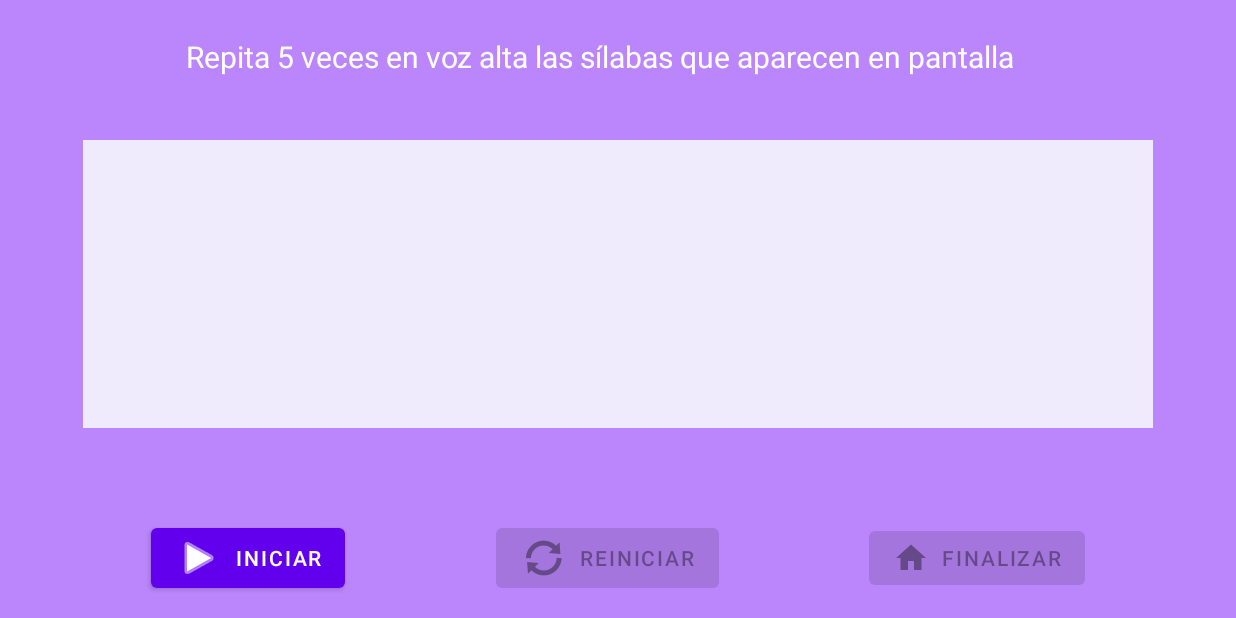
After one commit to OriolSors/DisartriaExercises, an Android app: the Diadococinesias1Activity screen opened directly, with no data from a screen before it, on a phone screen of 824 x 412 dp (held sideways). The commit adds this screen. Run offline under Robolectric (Android 15) with nearby library versions, the phone set to English and light mode, and no system bars; our stand-ins replace Firebase (no records; nobody signed in at launch, a user with empty details on screens opened directly).

Commit message:
Diadococinesias1Activity created and implemented correctly, saving new audio exercise to Cloud Storage and retrieving it. Navigation to exercises activities modified depending on the normalized string exercise name. Ready to create next exercise.

```diff
--- /dev/null
+++ b/app/src/main/java/com/example/marinatfm/ui/exercises_activities/diadococinesias/Diadococinesias1Activity.java
@@ -0,0 +1,232 @@
+package com.example.marinatfm.ui.exercises_activities.diadococinesias;
+
+import androidx.annotation.NonNull;
+import androidx.appcompat.app.AlertDialog;
+import androidx.appcompat.app.AppCompatActivity;
+
+import android.content.DialogInterface;
+import android.content.Intent;
+import android.media.MediaRecorder;
+import android.os.Bundle;
+import android.util.Log;
+import android.view.View;
+import android.view.ViewGroup;
+import android.widget.Space;
+import android.widget.TextView;
+
+import com.example.marinatfm.MainActivity;
+import com.example.marinatfm.R;
+import com.example.marinatfm.databinding.ActivityDiadococinesias1Binding;
+import com.example.marinatfm.ui.exercises_activities.fonacion.Fonacion4Activity;
+import com.google.android.gms.tasks.OnFailureListener;
+import com.google.android.gms.tasks.OnSuccessListener;
+import com.google.firebase.storage.FirebaseStorage;
+import com.google.firebase.storage.StorageReference;
+import com.google.firebase.storage.UploadTask;
+
+import java.io.File;
+import java.io.FileInputStream;
+import java.io.FileNotFoundException;
+import java.io.IOException;
+import java.io.InputStream;
+import java.util.Calendar;
+import java.util.Date;
+
+public class Diadococinesias1Activity extends AppCompatActivity {
+
+    private ActivityDiadococinesias1Binding binding;
+
+    //CharSequence Sentences declaration
+    private CharSequence[] words;
+
+    //MediaRecorder and File declaration
+    private MediaRecorder recorder;
+    private String fileName = null;
+
+    @Override
+    protected void onCreate(Bundle savedInstanceState) {
+        super.onCreate(savedInstanceState);
+
+        //Binding initialization
+        binding = ActivityDiadococinesias1Binding.inflate(getLayoutInflater());
+        setContentView(binding.getRoot());
+
+        //Settings for hide Bar Navigation
+        setupMainWindowDisplayMode();
+
+        //Retrieving words from strings file
+        words = getResources().getTextArray(R.array.words_diadococinesias_1);
+
+        binding.startBtn.setOnClickListener(new View.OnClickListener() {
+            @Override
+            public void onClick(View view) {
+                startRecording();
+                loadWords();
+                binding.startBtn.setEnabled(false);
+                binding.restartBtn.setEnabled(true);
+                binding.finishBtn.setEnabled(true);
+            }
+        });
+
+        binding.restartBtn.setOnClickListener(new View.OnClickListener() {
+            @Override
+            public void onClick(View view) {
+                DialogInterface.OnClickListener dialogClickListener = new DialogInterface.OnClickListener() {
+                    @Override
+                    public void onClick(DialogInterface dialog, int which) {
+                        switch (which){
+                            case DialogInterface.BUTTON_POSITIVE:
+                                //Yes button clicked
+                                binding.wordsLayout.removeAllViews();
+                                stopRecording();
+                                binding.startBtn.setEnabled(true);
+                                binding.restartBtn.setEnabled(false);
+                                binding.finishBtn.setEnabled(false);
+                                break;
+
+                            case DialogInterface.BUTTON_NEGATIVE:
+                                //No button clicked
+                                break;
+                        }
+                    }
+                };
+
+                AlertDialog.Builder builder = new AlertDialog.Builder(Diadococinesias1Activity.this);
+                builder.setMessage("¿Seguro que quieres reiniciar el ejercicio?").setPositiveButton("SI", dialogClickListener)
+                        .setNegativeButton("NO", dialogClickListener).show();
+
+            }
+        });
+
+
+        binding.finishBtn.setOnClickListener(new View.OnClickListener() {
+            @Override
+            public void onClick(View view) {
+                DialogInterface.OnClickListener dialogClickListener = new DialogInterface.OnClickListener() {
+                    @Override
+                    public void onClick(DialogInterface dialog, int which) {
+                        switch (which){
+                            case DialogInterface.BUTTON_POSITIVE:
+                                //Yes button clicked
+                                finishExercise();
+                                break;
+
+                            case DialogInterface.BUTTON_NEGATIVE:
+                                //No button clicked
+                                break;
+                        }
+                    }
+                };
+
+                AlertDialog.Builder builder = new AlertDialog.Builder(Diadococinesias1Activity.this);
+                builder.setMessage("VAS A FINALIZAR EL EJERCICIO:").setPositiveButton("SI", dialogClickListener)
+                        .setNegativeButton("NO", dialogClickListener).show();
+
+            }
+        });
+    }
+
+    private void finishExercise() {
+        stopRecording();
+        try {
+            safeToCloudStorage();
+        } catch (FileNotFoundException e) {
+            e.printStackTrace();
+        }
+        Intent intent = new Intent(Diadococinesias1Activity.this, MainActivity.class);
+        startActivity(intent);
+    }
+
+    private void safeToCloudStorage() throws FileNotFoundException {
+        Date currentTime = Calendar.getInstance().getTime();
+        FirebaseStorage storage = FirebaseStorage.getInstance();
+        StorageReference storageRef = storage.getReference().child("audio/Diadococinesias verbales_"+currentTime.toString());
+        InputStream stream = new FileInputStream(new File(fileName));
+        UploadTask uploadTask = storageRef.putStream(stream);
+        uploadTask.addOnFailureListener(new OnFailureListener() {
+            @Override
+            public void onFailure(@NonNull Exception exception) {
+                // Handle unsuccessful uploads
+            }
+        }).addOnSuccessListener(new OnSuccessListener<UploadTask.TaskSnapshot>() {
+            @Override
+            public void onSuccess(UploadTask.TaskSnapshot taskSnapshot) {
+                // taskSnapshot.getMetadata() contains file metadata such as size, content-type, etc.
+                // ...
+            }
+        });
+    }
+
+    private void loadWords() {
+        TextView textView = new TextView(this);
+        binding.wordsLayout.addView(textView);
+        textView.post(new Runnable() {
+            int i = 0;
+            @Override
+            public void run() {
+                if(i >= words.length){
+                    i=0;
+                    textView.setText("");
+                }else{
+                    textView.setText(words[i]);
+                    textView.setTextColor(getResources().getColor(R.color.purple_500));
+                    textView.setTextSize(32);
+                }
+
+                i++;
+                textView.postDelayed(this, 4000);
+            }
+        });
+
+    }
+
+    private void startRecording() {
+        //File Audio initialization
+        fileName = getExternalCacheDir().getAbsolutePath();
+        fileName += "/audiorecorddiadococinesias1.3gp";
+        recorder = new MediaRecorder();
+        recorder.setAudioSource(MediaRecorder.AudioSource.MIC);
+        recorder.setOutputFormat(MediaRecorder.OutputFormat.THREE_GPP);
+        recorder.setOutputFile(fileName);
+        recorder.setAudioEncoder(MediaRecorder.AudioEncoder.AMR_NB);
+
+        try {
+            recorder.prepare();
+        } catch (IOException e) {
+            Log.e("Audio Record test", "prepare() failed");
+        }
+
+        recorder.start();
+    }
+
+    private void stopRecording() {
+        recorder.stop();
+        recorder.release();
+        recorder = null;
+    }
+
+    private void setupMainWindowDisplayMode() {
+        View decorView = setSystemUiVisilityMode();
+        decorView.setOnSystemUiVisibilityChangeListener(new View.OnSystemUiVisibilityChangeListener() {
+            @Override
+            public void onSystemUiVisibilityChange(int visibility) {
+                setSystemUiVisilityMode(); // Needed to avoid exiting immersive_sticky when keyboard is displayed
+            }
+        });
+    }
+
+    private View setSystemUiVisilityMode() {
+        View decorView = getWindow().getDecorView();
+        int options;
+        options =
+                View.SYSTEM_UI_FLAG_LAYOUT_STABLE
+                        | View.SYSTEM_UI_FLAG_LAYOUT_HIDE_NAVIGATION
+                        | View.SYSTEM_UI_FLAG_LAYOUT_FULLSCREEN
+                        | View.SYSTEM_UI_FLAG_HIDE_NAVIGATION // hide nav bar
+                        | View.SYSTEM_UI_FLAG_FULLSCREEN // hide status bar
+                        | View.SYSTEM_UI_FLAG_IMMERSIVE_STICKY;
+
+        decorView.setSystemUiVisibility(options);
+        return decorView;
+    }
+}
--- a/app/src/main/java/com/example/marinatfm/ui/home/exercises/ExercisesFragment.java
+++ b/app/src/main/java/com/example/marinatfm/ui/home/exercises/ExercisesFragment.java
@@ -108,7 +108,8 @@ public class ExercisesFragment extends Fragment {
                             Toast.makeText(requireContext(), "En desarrollo", Toast.LENGTH_SHORT).show();
                         }
                         if (exercise.equals(getString(R.string.diadococinesias1))){
-                            Toast.makeText(requireContext(), "En desarrollo", Toast.LENGTH_SHORT).show();
+                            NavDirections action = HomeFragmentDirections.actionNavigationHomeToDiadococinesias1Activity();
+                            Navigation.findNavController(requireView()).navigate(action);
                         }
                         if (exercise.equals(getString(R.string.fonacion4))){
                             NavDirections action = HomeFragmentDirections.actionNavigationHomeToFonacion4Activity();
--- /dev/null
+++ b/app/src/main/res/layout/activity_diadococinesias1.xml
@@ -0,0 +1,81 @@
+<?xml version="1.0" encoding="utf-8"?>
+<androidx.constraintlayout.widget.ConstraintLayout xmlns:android="http://schemas.android.com/apk/res/android"
+    xmlns:app="http://schemas.android.com/apk/res-auto"
+    xmlns:tools="http://schemas.android.com/tools"
+    android:layout_width="match_parent"
+    android:layout_height="match_parent"
+    android:background="@color/purple_200"
+    android:orientation="horizontal"
+    tools:context=".ui.exercises_activities.fonacion.Fonacion4Activity">
+
+    <TextView
+        android:id="@+id/textView"
+        android:layout_width="576dp"
+        android:layout_height="61dp"
+        android:layout_marginTop="24dp"
+        android:layout_marginBottom="8dp"
+        android:text="@string/exercise_diadococinesias_1"
+        android:textColor="@color/white"
+        android:textSize="20sp"
+        app:layout_constraintBottom_toTopOf="@+id/scrollView2"
+        app:layout_constraintEnd_toEndOf="parent"
+        app:layout_constraintStart_toStartOf="parent"
+        app:layout_constraintTop_toTopOf="parent" />
+
+    <LinearLayout
+        android:id="@+id/wordsLayout"
+        android:layout_width="713dp"
+        android:layout_height="192dp"
+        android:layout_marginStart="8dp"
+        android:layout_marginTop="8dp"
+        android:layout_marginEnd="8dp"
+        android:background="#F0EAFD"
+        android:gravity="center"
+        app:layout_constraintEnd_toEndOf="parent"
+        app:layout_constraintStart_toStartOf="parent"
+        app:layout_constraintTop_toBottomOf="@+id/textView"
+        android:orientation="horizontal">
+
+    </LinearLayout>
+
+    <Button
+        android:id="@+id/finishBtn"
+        android:layout_width="wrap_content"
+        android:layout_height="wrap_content"
+        android:layout_marginTop="16dp"
+        android:layout_marginBottom="16dp"
+        android:enabled="false"
+        android:text="Finalizar"
+        app:icon="@drawable/ic_home_black_24dp"
+        app:layout_constraintBottom_toBottomOf="parent"
+        app:layout_constraintEnd_toEndOf="parent"
+        app:layout_constraintHorizontal_bias="0.5"
+        app:layout_constraintStart_toEndOf="@+id/restartBtn"
+        app:layout_constraintTop_toBottomOf="@+id/scrollView2" />
+
+    <Button
+        android:id="@+id/restartBtn"
+        android:layout_width="wrap_content"
+        android:layout_height="wrap_content"
+        android:enabled="false"
+        android:text="Reiniciar"
+        app:icon="@android:drawable/ic_popup_sync"
+        app:layout_constraintBottom_toBottomOf="@+id/finishBtn"
+        app:layout_constraintEnd_toStartOf="@+id/finishBtn"
+        app:layout_constraintHorizontal_bias="0.5"
+        app:layout_constraintStart_toEndOf="@+id/startBtn"
+        app:layout_constraintTop_toTopOf="@+id/finishBtn" />
+
+    <Button
+        android:id="@+id/startBtn"
+        android:layout_width="wrap_content"
+        android:layout_height="wrap_content"
+        android:text="Iniciar"
+        app:icon="@android:drawable/ic_media_play"
+        app:layout_constraintBottom_toBottomOf="@+id/restartBtn"
+        app:layout_constraintEnd_toStartOf="@+id/restartBtn"
+        app:layout_constraintHorizontal_bias="0.5"
+        app:layout_constraintStart_toStartOf="parent"
+        app:layout_constraintTop_toTopOf="@+id/restartBtn" />
+
+</androidx.constraintlayout.widget.ConstraintLayout>
--- a/app/src/main/res/values/strings.xml
+++ b/app/src/main/res/values/strings.xml
@@ -25,6 +25,38 @@
         <item>He <b><big>pintado</big></b> un <b><small>cuadro</small></b> para colgar en el <b><big>salón</big></b></item>
     </string-array>
 
+    <!-- Diadococinesias 1 Diadococinesias verbales<!-->
+
+    <string name="exercise_diadococinesias_1">Repita 5 veces en voz alta las sílabas que aparecen en pantalla</string>
+
+    <string-array name="words_diadococinesias_1">
+        <item>TATA</item>
+        <item>KAKA</item>
+        <item>KALA</item>
+        <item>KAPA</item>
+        <item>PATA</item>
+        <item>POTE</item>
+        <item>POTI</item>
+        <item>PETEKA</item>
+        <item>PATAKE</item>
+        <item>TAKAPI</item>
+        <item>TEKEPI</item>
+        <item>DADA</item>
+        <item>GAGA</item>
+        <item>GABO</item>
+        <item>BOGA</item>
+        <item>BODE</item>
+        <item>BODI</item>
+        <item>DOGA</item>
+        <item>DAGO</item>
+        <item>BEDEGA</item>
+        <item>BADAGO</item>
+        <item>OI</item>
+        <item>UE</item>
+        <item>OA</item>
+        <item>UI</item>
+    </string-array>
+
     <!-- Seleccion de ejercicios <!-->
     <string name="fonacion4">variaciondelaintensidad</string>
     <string name="respiracion1">aumentodeltiemporespiratorio</string>
```
Also changed, not shown: app/src/main/AndroidManifest.xml (+6 -2 lines), app/src/main/res/navigation/mobile_navigation.xml (+7 -0 lines).
